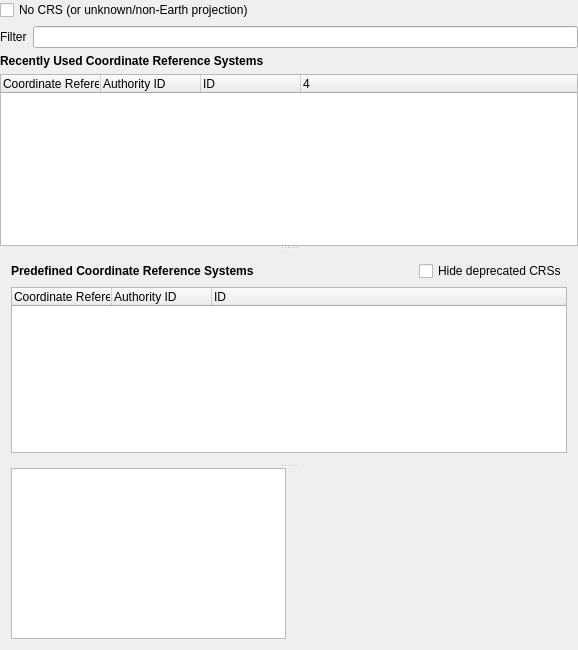
Old version of the form src/ui/qgsprojectionselectorbase.ui in the repository nextgis/nextgisqgis.
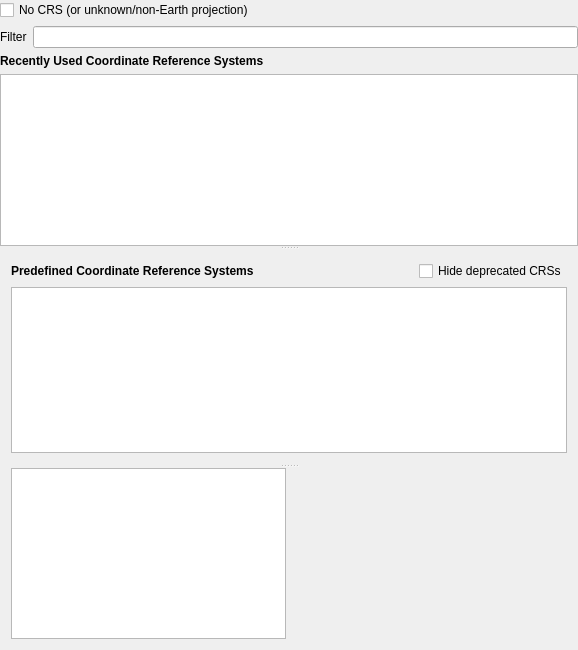
New version of the form. Icons and pictures are not drawn. Custom widgets are drawn as their Qt base class.

Patch:
```diff
--- a/src/ui/qgsprojectionselectorbase.ui
+++ b/src/ui/qgsprojectionselectorbase.ui
@@ -106,7 +106,7 @@
         <property name="childrenCollapsible">
          <bool>false</bool>
         </property>
-        <widget class="QTreeWidget" name="lstRecent">
+        <widget class="QTreeView" name="lstRecent">
          <property name="sizePolicy">
           <sizepolicy hsizetype="Expanding" vsizetype="MinimumExpanding">
            <horstretch>0</horstretch>
@@ -122,69 +122,15 @@
          <property name="alternatingRowColors">
           <bool>true</bool>
          </property>
-         <property name="rootIsDecorated">
-          <bool>false</bool>
-         </property>
          <property name="uniformRowHeights">
           <bool>true</bool>
          </property>
-         <property name="columnCount">
-          <number>4</number>
-         </property>
-         <column>
-          <property name="text">
-           <string>Coordinate Reference System</string>
-          </property>
-         </column>
-         <column>
-          <property name="text">
-           <string>Authority ID</string>
-          </property>
-         </column>
-         <column>
-          <property name="text">
-           <string>ID</string>
-          </property>
-         </column>
-         <column>
-          <property name="text">
-           <string/>
-          </property>
-         </column>
         </widget>
         <widget class="QWidget" name="layoutWidget">
          <layout class="QGridLayout" name="gridLayout">
           <property name="horizontalSpacing">
            <number>0</number>
           </property>
-          <item row="1" column="0">
-           <widget class="QTreeWidget" name="lstCoordinateSystems">
-            <property name="alternatingRowColors">
-             <bool>true</bool>
-            </property>
-            <property name="uniformRowHeights">
-             <bool>true</bool>
-            </property>
-            <property name="columnCount">
-             <number>3</number>
-            </property>
-            <column>
-             <property name="text">
-              <string>Coordinate Reference System</string>
-             </property>
-            </column>
-            <column>
-             <property name="text">
-              <string>Authority ID</string>
-             </property>
-            </column>
-            <column>
-             <property name="text">
-              <string>ID</string>
-             </property>
-            </column>
-           </widget>
-          </item>
           <item row="0" column="0">
            <layout class="QHBoxLayout" name="horizontalLayout_3">
             <property name="topMargin">
@@ -230,6 +176,16 @@
             </item>
            </layout>
           </item>
+          <item row="1" column="0">
+           <widget class="QTreeView" name="lstCoordinateSystems">
+            <property name="alternatingRowColors">
+             <bool>true</bool>
+            </property>
+            <property name="uniformRowHeights">
+             <bool>true</bool>
+            </property>
+           </widget>
+          </item>
          </layout>
         </widget>
         <widget class="QWidget" name="layoutWidget_2">
```
Left out of the diff: 6 changed lines with no effect on the pictures.
